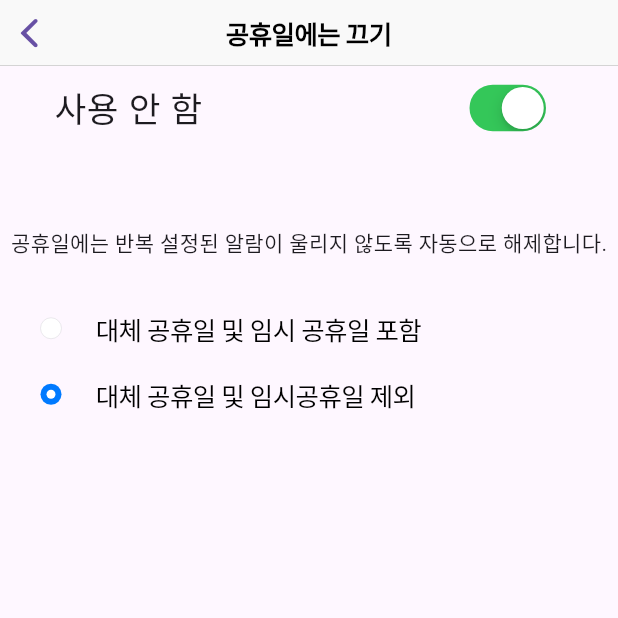
After one commit to yhl124/my_alarm, a Flutter app: the HolidayPage screen opened directly, on a phone screen of 412 x 824 dp, the top half of it. The commit adds this screen. Run offline on Flutter 3.47's test engine with Material 3 defaults, Android fonts, the phone set to English and light mode, and no system bars; our stand-ins replace calendar_date_picker2.

Commit message:
231204-1

```diff
--- /dev/null
+++ b/lib/screens/holiday_page.dart
@@ -0,0 +1,79 @@
+import 'package:flutter/material.dart';
+import 'package:flutter/cupertino.dart';
+
+class HolidayPage extends StatefulWidget {
+  const HolidayPage({super.key});
+
+  @override
+  State<HolidayPage> createState() => _HolidayPageState();
+}
+
+enum HolidayOptions {inclusion, exception}
+
+class _HolidayPageState extends State<HolidayPage> {
+  bool _enabeldCheck = true;
+  HolidayOptions _option = HolidayOptions.exception;
+
+  @override
+  Widget build(BuildContext context) {
+
+  return Scaffold(
+      appBar: CupertinoNavigationBar(middle: Text('공휴일에는 끄기')),
+      body: Center(
+        child: Column(
+          children:[
+            Container(//공휴일 알람설정
+              height: MediaQuery.of(context).size.height * 0.08,
+              padding: EdgeInsets.fromLTRB(20.0, 0.0, 20.0, 0.0),
+              child: ListTile(//divider 혹은 dividetiles 활용
+                title: Text('사용 안 함', style: TextStyle(fontSize: 23)),
+                trailing: CupertinoSwitch(
+                  value: _enabeldCheck,
+                  //요일 선택을 했을때만 공휴일 설정 가능하도록
+                  onChanged:(value){
+                    setState(() {
+                      _enabeldCheck = value;
+                    });
+                  }
+                ),
+              ),
+            ),
+            SizedBox(height: MediaQuery.of(context).size.height * 0.05),
+            SizedBox(child: Text('공휴일에는 반복 설정된 알람이 울리지 않도록 자동으로 해제합니다.'),),
+            SizedBox(height: MediaQuery.of(context).size.height * 0.03),
+            Container(
+              child: Column(
+                children: [
+                  CupertinoListTile(
+                    title: Text('대체 공휴일 및 임시 공휴일 포함'),
+                    leading: CupertinoRadio<HolidayOptions>(
+                      value: HolidayOptions.inclusion,
+                      groupValue: _option,
+                      onChanged: (HolidayOptions? value) {
+                        setState(() {
+                          _option = value as HolidayOptions;
+                        });
+                      },
+                    ),
+                  ),
+                  CupertinoListTile(
+                    title: Text('대체 공휴일 및 임시공휴일 제외'),
+                    leading: CupertinoRadio<HolidayOptions>(
+                      value: HolidayOptions.exception,
+                      groupValue: _option,
+                      onChanged: (HolidayOptions? value) {
+                        setState(() {
+                          _option = value as HolidayOptions;
+                        });
+                      },
+                    ),
+                  ),
+                ]
+              ),
+            ),
+          ]
+        ),
+      )
+    );
+  }
+}
```
Also changed, not shown: lib/screens/set_page.dart (+47 -16 lines), 3 other files.
